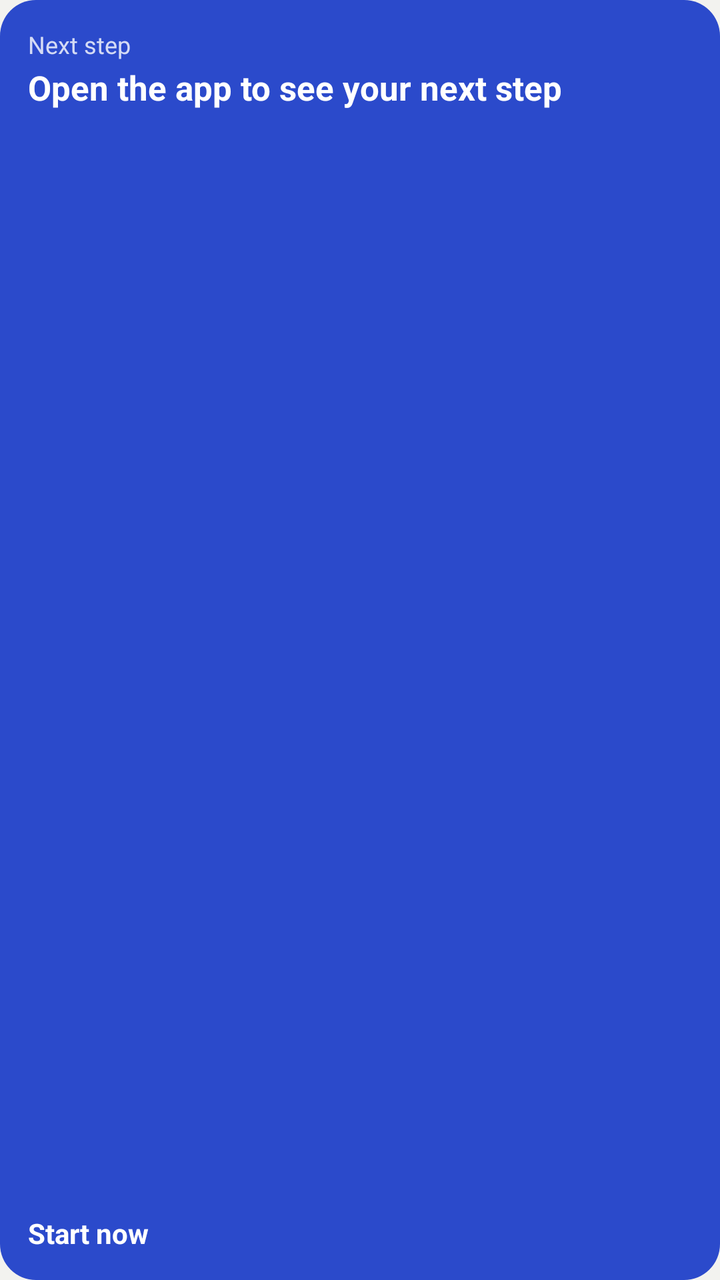
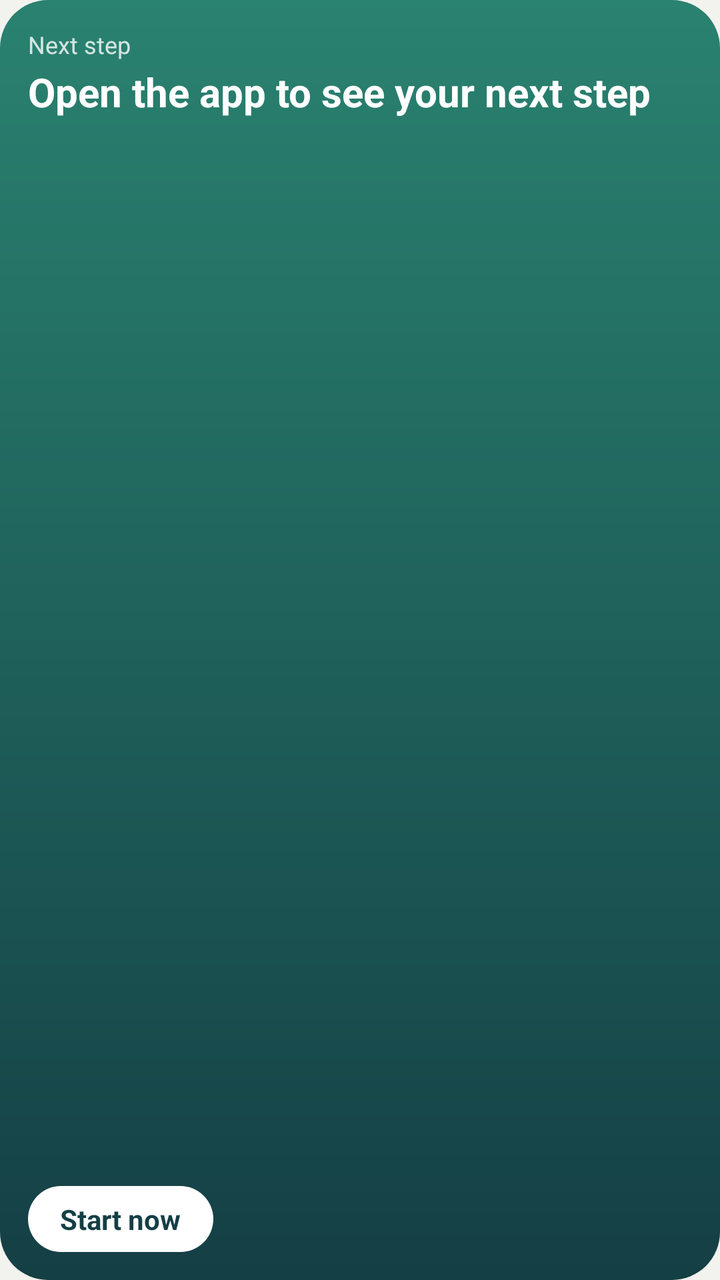

Compare the two renders of this Android layout. The source of the first and the diff that turns it into the second are given below.
<!-- AndroidManifest.xml: application theme Theme.StudioAgent -->
<!-- res/layout/widget_next.xml -->
<LinearLayout xmlns:android="http://schemas.android.com/apk/res/android"
    android:id="@+id/widget_next_root"
    android:layout_width="match_parent"
    android:layout_height="match_parent"
    android:background="@drawable/widget_bg"
    android:orientation="vertical"
    android:padding="14dp">

    <TextView
        android:id="@+id/widget_next_label"
        android:layout_width="match_parent"
        android:layout_height="wrap_content"
        android:text="@string/widget_next_label"
        android:textColor="#CCFFFFFF"
        android:textSize="12sp" />

    <TextView
        android:id="@+id/widget_next_title"
        android:layout_width="match_parent"
        android:layout_height="wrap_content"
        android:layout_marginTop="2dp"
        android:ellipsize="end"
        android:maxLines="2"
        android:text="@string/widget_next_empty"
        android:textColor="#FFFFFF"
        android:textSize="17sp"
        android:textStyle="bold" />

    <TextView
        android:id="@+id/widget_next_detail"
        android:layout_width="match_parent"
        android:layout_height="0dp"
        android:layout_weight="1"
        android:layout_marginTop="2dp"
        android:ellipsize="end"
        android:maxLines="2"
        android:textColor="#DDFFFFFF"
        android:textSize="13sp" />

    <TextView
        android:id="@+id/widget_next_start"
        android:layout_width="wrap_content"
        android:layout_height="wrap_content"
        android:layout_marginTop="6dp"
        android:text="@string/start_session"
        android:textColor="#FFFFFF"
        android:textSize="14sp"
        android:textStyle="bold" />
</LinearLayout>
<!-- resources referenced by this layout -->
<resources>
  <!-- drawable widget_bg (drawable) -->
  <shape xmlns:android="http://schemas.android.com/apk/res/android" android:shape="rectangle">
      <solid android:color="#2B4ACB" />
      <corners android:radius="18dp" />
  </shape>
  <string name="start_session">Start now</string>
  <string name="widget_next_empty">Open the app to see your next step</string>
  <string name="widget_next_label">Next step</string>
  <style name="Theme.StudioAgent" parent="android:Theme.Material.Light.NoActionBar">
          <item name="android:windowBackground">@color/wall</item>
          <item name="android:colorBackground">@color/wall</item>
      </style>
  <color name="wall">#F2F2EF</color>
</resources>

<!-- the commit's change to res/layout/widget_next.xml (unified diff, before → after) -->
@@ -23,7 +23,7 @@
         android:maxLines="2"
         android:text="@string/widget_next_empty"
         android:textColor="#FFFFFF"
-        android:textSize="17sp"
+        android:textSize="20sp"
         android:textStyle="bold" />
 
     <TextView
@@ -42,8 +42,13 @@
         android:layout_width="wrap_content"
         android:layout_height="wrap_content"
         android:layout_marginTop="6dp"
+        android:background="@drawable/widget_pill"
+        android:paddingStart="16dp"
+        android:paddingEnd="16dp"
+        android:paddingTop="7dp"
+        android:paddingBottom="7dp"
         android:text="@string/start_session"
-        android:textColor="#FFFFFF"
+        android:textColor="#143F45"
         android:textSize="14sp"
         android:textStyle="bold" />
 </LinearLayout>
<!-- resource entries referenced after the edit -->
@@ -1,9 +1,16 @@
 <!-- resources referenced by this layout -->
 <resources>
   <!-- drawable widget_bg (drawable) -->
+  <?xml version="1.0" encoding="utf-8"?>
   <shape xmlns:android="http://schemas.android.com/apk/res/android" android:shape="rectangle">
-      <solid android:color="#2B4ACB" />
-      <corners android:radius="18dp" />
+      <gradient android:angle="270" android:startColor="#2A8270" android:endColor="#143F45" />
+      <corners android:radius="24dp" />
+  </shape>
+  <!-- drawable widget_pill (drawable) -->
+  <?xml version="1.0" encoding="utf-8"?>
+  <shape xmlns:android="http://schemas.android.com/apk/res/android" android:shape="rectangle">
+      <solid android:color="#FFFFFF" />
+      <corners android:radius="100dp" />
   </shape>
   <string name="start_session">Start now</string>
   <string name="widget_next_empty">Open the app to see your next step</string>
